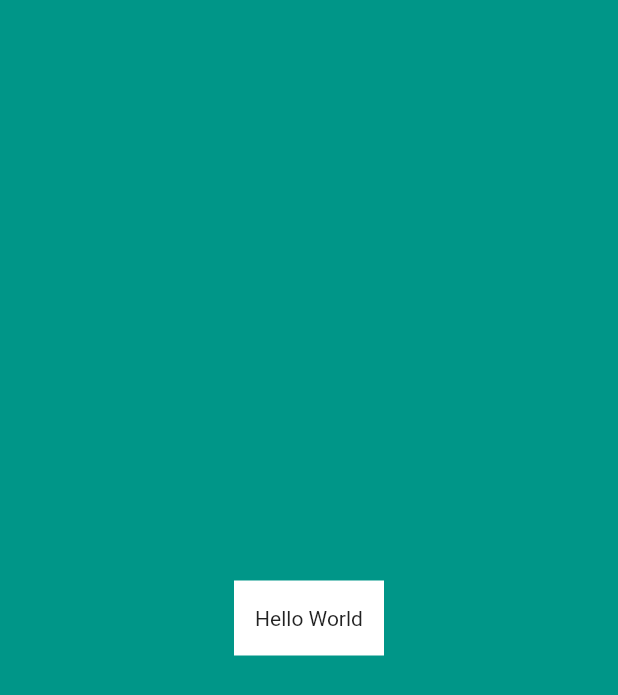
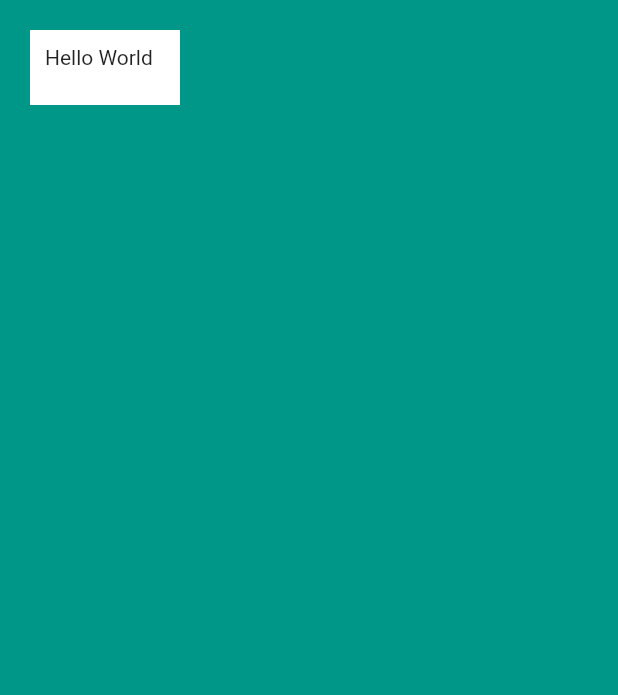
Before and after one commit to SubhamPanigrahi/Flutter-Projects, a Flutter app: the screen it shows after launch, on a phone screen of 412 x 824 dp. Shown: the top 695 px of the screen. Run offline on Flutter 3.47's test engine with Material 2 defaults, Android fonts, the phone set to English and light mode, and no system bars.

Commit message:
Container Properties.(till end)

```diff
--- a/FlutterDev/mi_card/lib/main.dart
+++ b/FlutterDev/mi_card/lib/main.dart
@@ -11,15 +11,17 @@ class MyApp extends StatelessWidget {
       home: Scaffold(
         backgroundColor: Colors.teal,
         body: SafeArea(
-          child: Center(
-            child: Container(
-              height: 50.0,
-              width: 100.0,
-              color: Colors.white,
-              child: Center(
-                child: Text('Hello World'),
-              ),
-            ),
+          child: Container(
+            height: 50.0,
+            width: 100.0,
+            margin: EdgeInsets.all(20.0),
+            //margin: EdgeInsets.fromLTRB(50, 20, 10, 30),
+            //margin: EdgeInsets.symmetric(vertical: 20, horizontal: 10),
+            //margin: EdgeInsetsDirectional.only(start: 20), (others include top, end, bottom)
+            padding: EdgeInsets.all(10),
+            //goes the same way as margin goes./ You can also add the child into a center widget to center it.
+            color: Colors.white,
+            child: Text('Hello World'),
           ),
         ),
       ),
```
